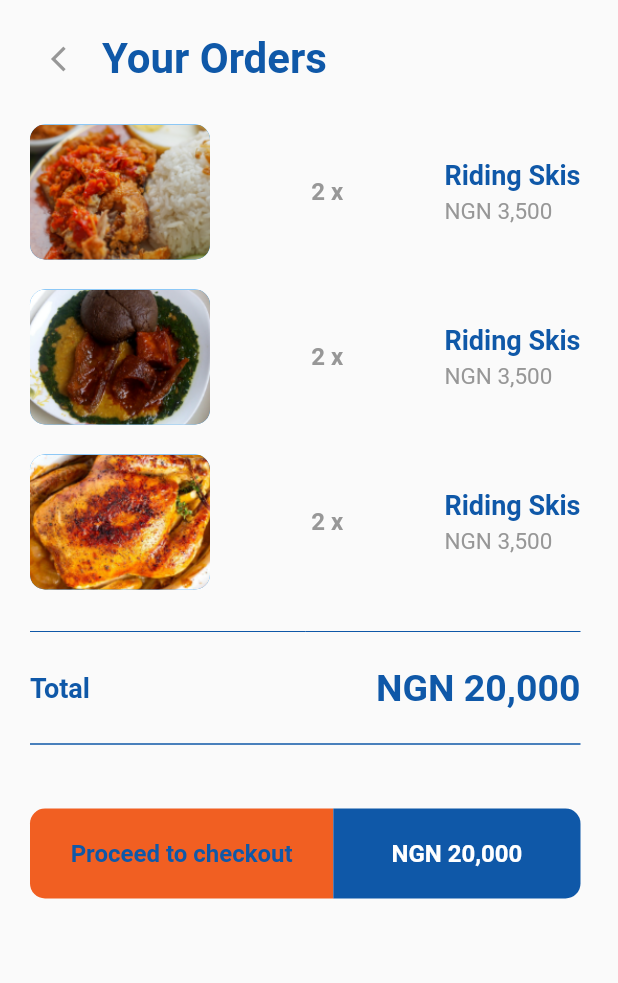
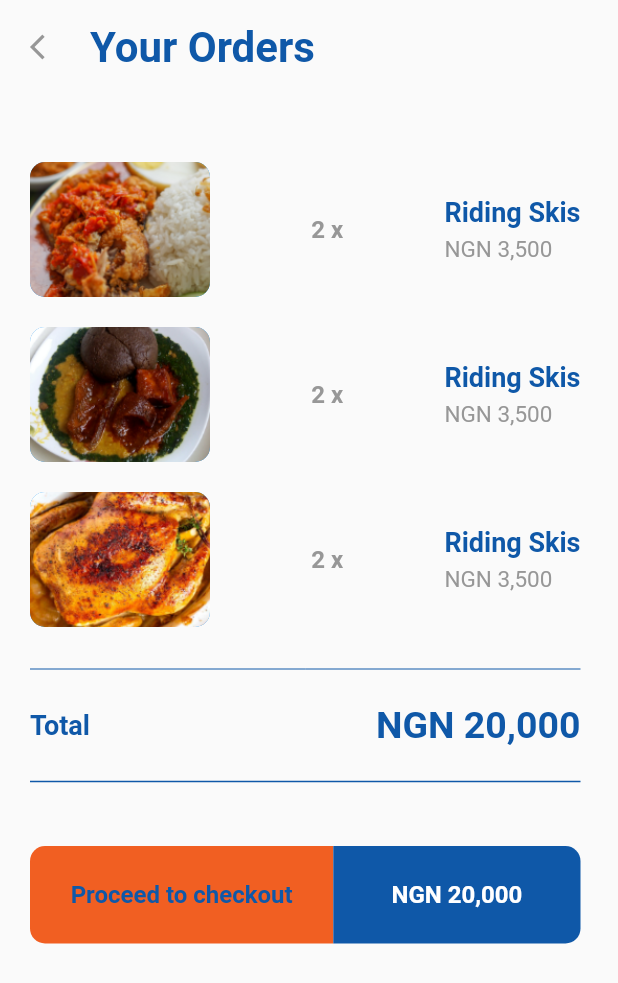
Before and after one commit to timilehinjegede/landmark-eat, a Flutter app: the OrderScreen screen opened by its route, on a phone screen of 412 x 824 dp. Shown: the top 983 px of the screen. Run offline on Flutter 3.47's test engine with Material 2 defaults, Android fonts, the light colour scheme and no system bars.

Commit message:
Second Commit

```diff
--- a/lib/screens/order.dart
+++ b/lib/screens/order.dart
@@ -12,27 +12,35 @@ class OrderScreen extends StatelessWidget {
       body: ListView(
         children: <Widget>[
           Padding(
-            padding: const EdgeInsets.fromLTRB(20.0, 15, 25.0, 20.0),
+            padding: const EdgeInsets.fromLTRB(20.0, 15.0, 25.0, 20.0),
             child: Column(
               children: <Widget>[
+                //heading goes here
                 Row(
                   children: <Widget>[
-                    IconButton(
-                      onPressed: () {},
-                      icon: Icon(
+                    GestureDetector(
+                      child: Icon(
                         Icons.arrow_back_ios,
                         color: kFaded,
                         size: 20,
                       ),
+                      onTap: () {
+                        Navigator.pop(context);
+                      },
                     ),
+                    XMargin(20),
                     Text(
                       'Your Orders',
                       style: tStyle(size: 28, color: kPrimaryColor, weight: 7),
                     ),
                   ],
                   crossAxisAlignment: CrossAxisAlignment.center,
+                  mainAxisAlignment: MainAxisAlignment.start,
                 ),
-                YMargin(20),
+
+                YMargin(60),
+
+                // cart item 1
                 Row(
                   mainAxisAlignment: MainAxisAlignment.spaceBetween,
                   children: <Widget>[
@@ -66,7 +74,10 @@ class OrderScreen extends StatelessWidget {
                     )
                   ],
                 ),
+
                 YMargin(20),
+
+                // cart item 2
                 Row(
                   mainAxisAlignment: MainAxisAlignment.spaceBetween,
                   children: <Widget>[
@@ -100,7 +111,10 @@ class OrderScreen extends StatelessWidget {
                     )
                   ],
                 ),
+
                 YMargin(20),
+
+                // cart item 3
                 Row(
                   mainAxisAlignment: MainAxisAlignment.spaceBetween,
                   children: <Widget>[
@@ -135,11 +149,16 @@ class OrderScreen extends StatelessWidget {
                     )
                   ],
                 ),
+
                 YMargin(20),
+
                 Divider(
                   color: kPrimaryColor,
                 ),
+
                 YMargin(15),
+
+                // total item in cart is here
                 Row(
                   mainAxisAlignment: MainAxisAlignment.spaceBetween,
                   children: <Widget>[
@@ -153,14 +172,19 @@ class OrderScreen extends StatelessWidget {
                     )
                   ],
                 ),
+
                 YMargin(15),
+
                 Divider(
                   color: kPrimaryColor,
                   thickness: 1,
                 ),
+
                 YMargin(35),
+
+                // proceed to checkout container
                 Container(
-                  height: 60,
+                  height: 65,
                   width: screenWidth(context),
                   child: Row(
                     children: <Widget>[
@@ -189,6 +213,8 @@ class OrderScreen extends StatelessWidget {
                           },
                         ),
                       ),
+
+                      // total price container
                       Container(
                         width: screenWidth(context) * 0.4,
                         decoration: BoxDecoration(
```
Also changed, not shown: lib/components/foodgriditem.dart (+10 -5 lines), lib/components/foodslide.dart (+4 -7 lines), lib/screens/home.dart (+57 -17 lines), lib/utils/colors.dart (+2 -5 lines), lib/utils/images.dart (+13 -7 lines).
